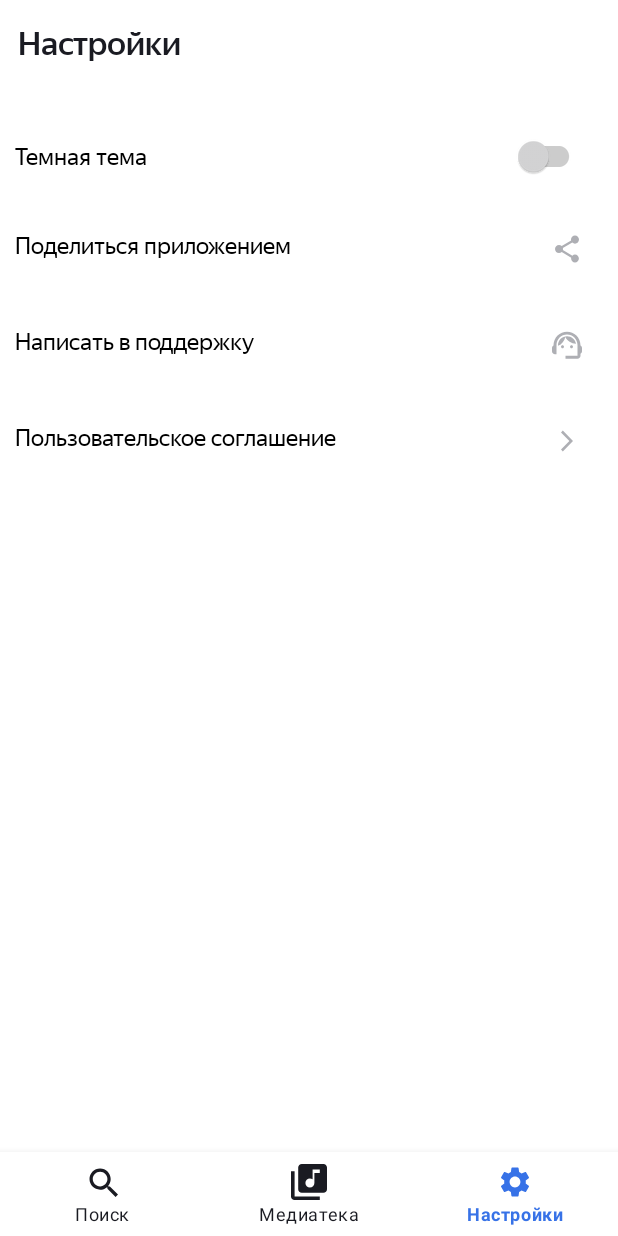
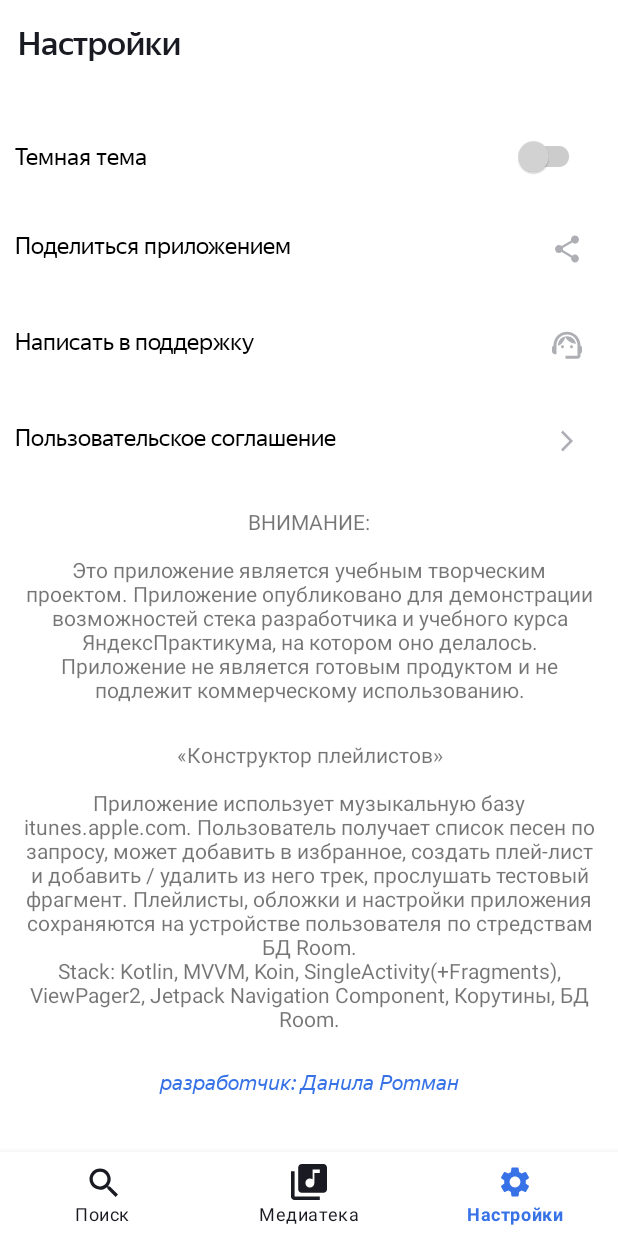
Before and after one commit to Rothmann-Daniel/Playlist-Maker, an Android app: the SettingsFragment screen opened through its navigation route, on a phone screen of 412 x 824 dp. Run offline under Robolectric (Android 15) with nearby library versions, the phone set to English and light mode, and no system bars; our stand-ins replace navigation-ui.

Commit message:
Sprint No.23 add info about the App

```diff
--- a/app/src/main/res/layout/fragment_settings.xml
+++ b/app/src/main/res/layout/fragment_settings.xml
@@ -54,5 +54,32 @@
         android:text="@string/user_agreement"
         android:contentDescription="@string/user_agreement"/>
 
+    <!-- О приложении -->
+    <TextView
+        android:layout_width="match_parent"
+        android:layout_height="wrap_content"
+        android:gravity="center"
+        android:padding="@dimen/padding_12"
+        android:text="@string/about_this_app2"
+        android:textSize="14sp" />
+
+    <TextView
+        android:layout_width="match_parent"
+        android:layout_height="wrap_content"
+        android:gravity="center"
+        android:padding="@dimen/padding_12"
+        android:text="@string/about_this_app" />
+
+    <TextView
+        android:layout_width="match_parent"
+        android:layout_height="wrap_content"
+        android:gravity="center"
+        android:padding="@dimen/padding_12"
+        android:layout_marginBottom="@dimen/padding_24"
+        android:text="@string/developer"
+        android:fontFamily="@font/ys_text_regular_italic"
+        android:textColor="@color/blue"/>
+
+
 
 </LinearLayout>
--- a/app/src/main/res/values/strings.xml
+++ b/app/src/main/res/values/strings.xml
@@ -132,6 +132,7 @@
     <string name="edit_playlist_title">Редактировать</string>
     <string name="save">Сохранить</string>
     <string name="playlist_updated_success">Плейлист "%1$s" обновлен</string>
+
     <!-- Ошибки создания и редактирования плейлиста -->
     <string name="error_empty_playlist_name">Название плейлиста не может быть пустым</string>
     <string name="error_unknown">Неизвестная ошибка</string>
@@ -139,5 +140,20 @@
     <string name="error_playlist_not_found">Плейлист не найден</string>
     <string name="error_update_playlist">Ошибка обновления плейлиста</string>
 
+    <string name="about_this_app">«Конструктор плейлистов»\n\nПриложение использует музыкальную базу itunes.apple.com. Пользователь
+    получает список песен по запросу, может добавить в избранное, создать плей-лист и добавить / удалить
+    из него трек, прослушать тестовый фрагмент. Плейлисты, обложки и настройки приложения сохраняются
+    на устройстве пользователя по стредствам БД Room.\nStack: Kotlin, MVVM, Koin, SingleActivity(+Fragments),
+    ViewPager2, Jetpack Navigation Component, Корутины, БД Room.
+    </string>
+
+    <string name="about_this_app2">ВНИМАНИЕ:\n\nЭто приложение является учебным творческим проектом.
+        Приложение опубликовано для демонстрации возможностей стека разработчика и учебного курса ЯндексПрактикума,
+        на котором оно делалось. Приложение не является готовым продуктом и не подлежит коммерческому использованию.
+    </string>
+
+    <string name="developer">разработчик: Данила Ротман</string>
+
+
 
 </resources>
```
Also changed, not shown: 1 other file.
